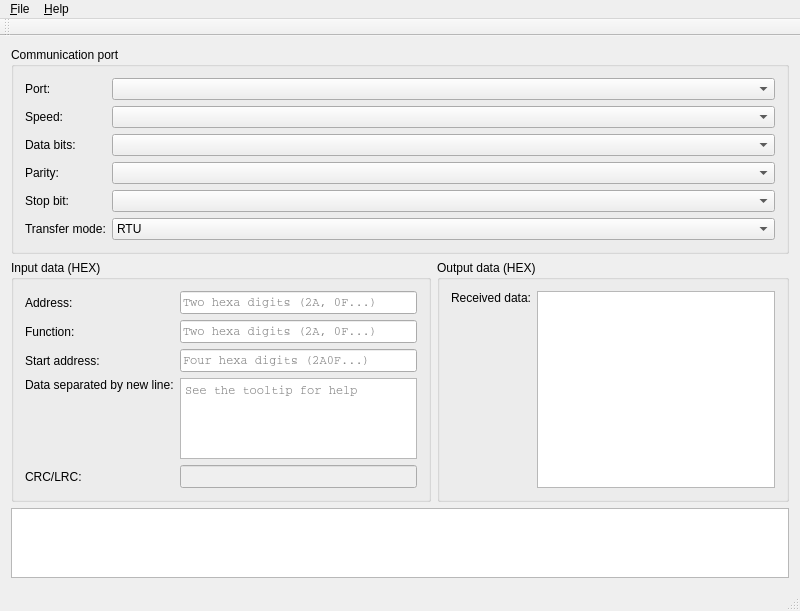
Qt form mainwindow.ui (brumla/basicmodbus) before a commit.
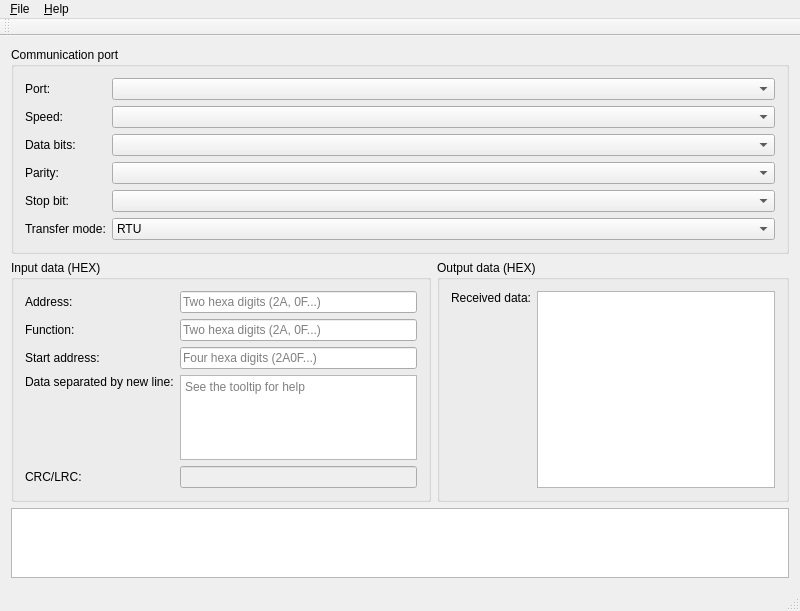
The same form after that commit.

The edit to the form file:
```diff
--- a/mainwindow.ui
+++ b/mainwindow.ui
@@ -50,7 +50,7 @@
           <widget class="QLineEdit" name="leAddress1">
            <property name="font">
             <font>
-             <family>Courier</family>
+             <family>Microsoft Sans Serif</family>
             </font>
            </property>
            <property name="inputMask">
@@ -68,7 +68,7 @@
           <widget class="QPlainTextEdit" name="teData">
            <property name="font">
             <font>
-             <family>Courier</family>
+             <family>Microsoft Sans Serif</family>
             </font>
            </property>
            <property name="toolTip">
@@ -90,7 +90,7 @@
           <widget class="QLineEdit" name="leStartAddress">
            <property name="font">
             <font>
-             <family>Courier</family>
+             <family>Microsoft Sans Serif</family>
             </font>
            </property>
            <property name="maxLength">
@@ -112,7 +112,7 @@
           <widget class="QLineEdit" name="leFunction">
            <property name="font">
             <font>
-             <family>Courier</family>
+             <family>Microsoft Sans Serif</family>
             </font>
            </property>
            <property name="maxLength">
@@ -137,7 +137,7 @@
            </property>
            <property name="font">
             <font>
-             <family>Courier</family>
+             <family>Microsoft Sans Serif</family>
             </font>
            </property>
            <property name="text">
```
Left out of the diff: 12 changed lines with no effect on the pictures.
